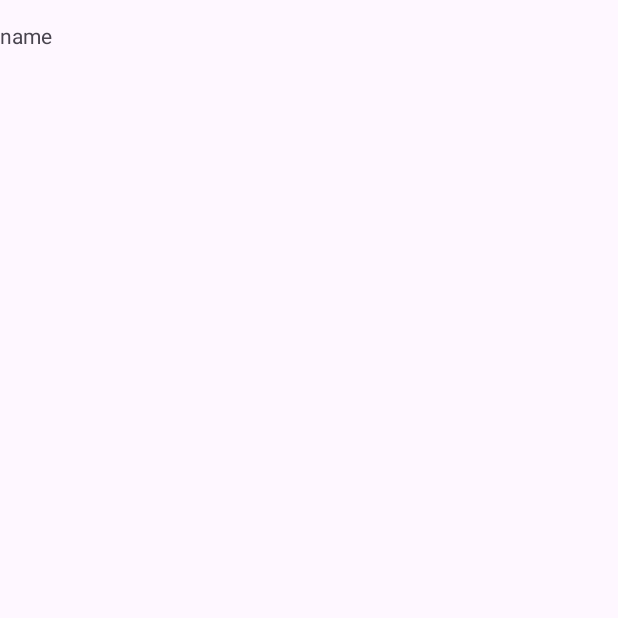
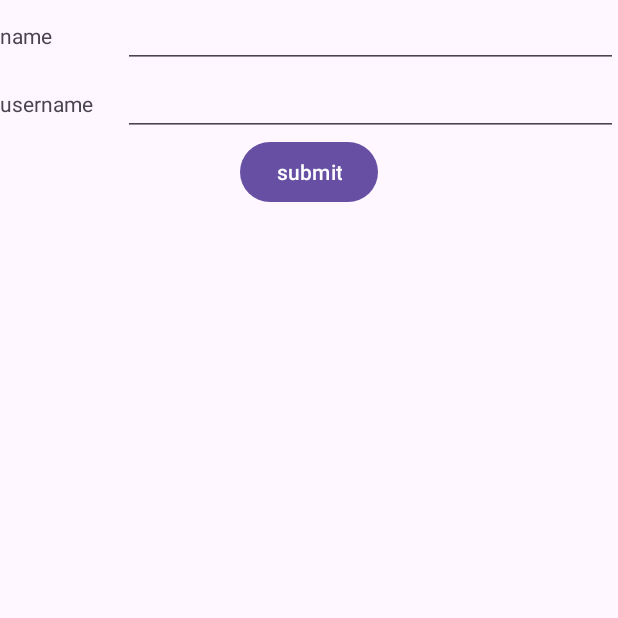
Before and after one commit to namaya/oscars-the-grouch-app, an Android app: the CreateGameFragment screen opened through its navigation route, on a phone screen of 412 x 824 dp, the top half of it. Before the commit the part shown is almost empty. Run offline under Robolectric (Android 15) with nearby library versions, the phone set to English and light mode, and no system bars.

Commit message:
feat(creategame): navigate to game home screen

```diff
--- a/app/src/main/java/com/namaya/oscarsthegrouch_app/CreateGameFragment.kt
+++ b/app/src/main/java/com/namaya/oscarsthegrouch_app/CreateGameFragment.kt
@@ -5,6 +5,7 @@ import android.view.LayoutInflater
 import android.view.View
 import android.view.ViewGroup
 import androidx.fragment.app.Fragment
+import androidx.navigation.fragment.findNavController
 import com.namaya.oscarsthegrouch_app.databinding.CreateGameScreenBinding
 
 class CreateGameFragment: Fragment() {
@@ -18,5 +19,9 @@ class CreateGameFragment: Fragment() {
 
     override fun onViewCreated(view: View, savedInstanceState: Bundle?) {
 //        val ctx = requireContext()
+        binding.createGameButton.setOnClickListener {
+            val navController = findNavController()
+            navController.navigate(R.id.toGameHomeScreen)
+        }
     }
 }
--- a/app/src/main/res/layout/create_game_screen.xml
+++ b/app/src/main/res/layout/create_game_screen.xml
@@ -4,23 +4,57 @@
     android:layout_height="match_parent"
     android:orientation="vertical">
 
-    <LinearLayout
+    <LinearLayout xmlns:android="http://schemas.android.com/apk/res/android"
         android:layout_width="match_parent"
         android:layout_height="wrap_content"
-        android:orientation="horizontal"
-        >
+        android:orientation="horizontal">
+
         <TextView
-            android:layout_width="match_parent"
+            android:layout_width="0dp"
             android:layout_height="wrap_content"
+            android:layout_weight="1"
             android:text="name"
             />
 
         <EditText
-            android:layout_width="wrap_content"
+            android:layout_width="0dp"
             android:layout_height="wrap_content"
+            android:layout_weight="4"
             android:autofillHints="name"
-            android:inputType="text" />
+            android:inputType="text"
+            />
 
     </LinearLayout>
 
+    <LinearLayout xmlns:android="http://schemas.android.com/apk/res/android"
+        android:layout_width="match_parent"
+        android:layout_height="wrap_content"
+        android:orientation="horizontal">
+
+        <TextView
+            android:layout_width="0dp"
+            android:layout_height="wrap_content"
+            android:layout_weight="1"
+            android:text="username"
+            />
+
+        <EditText
+            android:layout_width="0dp"
+            android:layout_height="wrap_content"
+            android:layout_weight="4"
+            android:autofillHints="name"
+            android:inputType="text"
+            />
+
+    </LinearLayout>
+
+    <Button
+        android:id="@+id/createGameButton"
+        android:layout_width="wrap_content"
+        android:layout_height="wrap_content"
+        android:text="submit"
+        android:layout_gravity="center"
+        />
+
+
 </LinearLayout>
--- a/app/src/main/res/navigation/nav_graph.xml
+++ b/app/src/main/res/navigation/nav_graph.xml
@@ -21,7 +21,19 @@
     <fragment
         android:id="@+id/gameCreateScreen"
         android:name="com.namaya.oscarsthegrouch_app.CreateGameFragment"
-        android:label="Games"
+        android:label="CreateGame"
+        >
+
+        <action
+            android:id="@+id/toGameHomeScreen"
+            app:destination="@id/gameHomeScreen"
+            />
+    </fragment>
+
+    <fragment
+        android:id="@+id/gameHomeScreen"
+        android:name="com.namaya.oscarsthegrouch_app.GameHomeFragment"
+        android:label="GameHome"
         >
 
     </fragment>
```
Also changed, not shown: app/src/main/java/com/namaya/oscarsthegrouch_app/GameHomeFragment.kt (added, +18 -0 lines), app/src/main/res/layout/game_screen.xml (added, +11 -0 lines).
